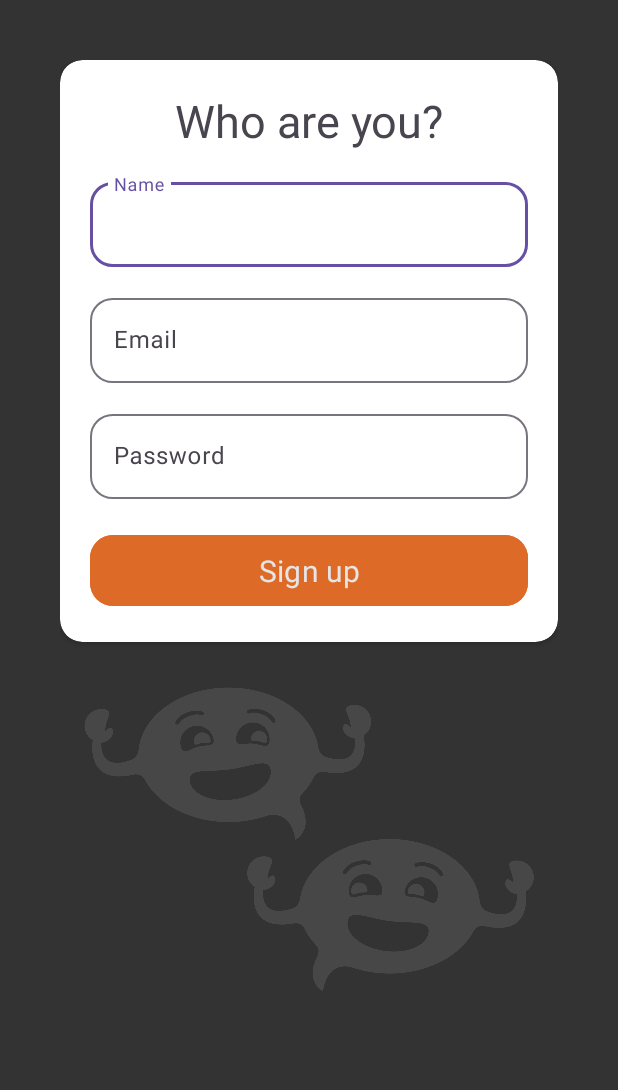
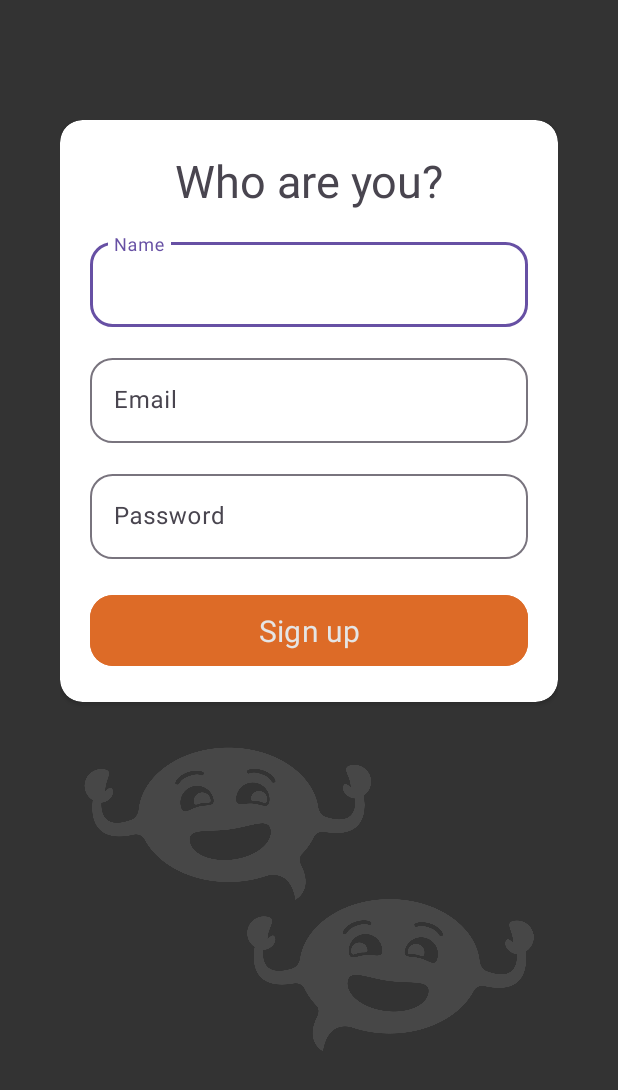
Before and after one commit to ElDavido81/chat-app, an Android app: the fragment RegisterFragment shown on its own in the app's theme, on a phone screen of 412 x 824 dp. Shown: the top 1090 px of the screen. Run offline under Robolectric (Android 15) with nearby library versions, the phone set to English and light mode, and no system bars; our stand-ins replace Firebase (no records; nobody signed in at launch, a user with empty details on screens opened directly); Roboto replaces fonts that are not available here.

Commit message:
Set padding to 0 to ignore system insets and enable full-screen view

```diff
--- a/app/src/main/java/com/example/chat_app/MainActivity.kt
+++ b/app/src/main/java/com/example/chat_app/MainActivity.kt
@@ -22,7 +22,7 @@ class MainActivity : AppCompatActivity() {
         setContentView(binding.root)
         ViewCompat.setOnApplyWindowInsetsListener(findViewById(R.id.main)) { v, insets ->
             val systemBars = insets.getInsets(WindowInsetsCompat.Type.systemBars())
-            v.setPadding(systemBars.left, systemBars.top, systemBars.right, systemBars.bottom)
+            v.setPadding(0, 0, 0, 0)
             insets
         }
 
--- a/app/src/main/res/layout/fragment_chatlog.xml
+++ b/app/src/main/res/layout/fragment_chatlog.xml
@@ -5,7 +5,8 @@
     android:layout_width="match_parent"
     android:layout_height="match_parent"
     android:background="#333333"
-    android:padding="40dp"
+    android:paddingHorizontal="40dp"
+    android:paddingVertical="80dp"
     >
 
     <androidx.cardview.widget.CardView
--- a/app/src/main/res/layout/fragment_launch.xml
+++ b/app/src/main/res/layout/fragment_launch.xml
@@ -10,7 +10,7 @@
         android:layout_width="match_parent"
         android:layout_height="match_parent"
         android:paddingHorizontal="40dp"
-        android:paddingVertical="40dp"
+        android:paddingVertical="80dp"
         android:background="#333333"
         >
 
--- a/app/src/main/res/layout/fragment_login.xml
+++ b/app/src/main/res/layout/fragment_login.xml
@@ -10,7 +10,8 @@
         android:layout_width="match_parent"
         android:layout_height="match_parent"
         android:background="#333333"
-        android:padding="40dp"
+        android:paddingHorizontal="40dp"
+        android:paddingVertical="80dp"
         >
 
         <androidx.cardview.widget.CardView
--- a/app/src/main/res/layout/fragment_register.xml
+++ b/app/src/main/res/layout/fragment_register.xml
@@ -11,7 +11,8 @@
         android:layout_width="match_parent"
         android:layout_height="match_parent"
         android:background="#333333"
-        android:padding="40dp"
+        android:paddingHorizontal="40dp"
+        android:paddingVertical="80dp"
         >
 
         <androidx.cardview.widget.CardView
```
